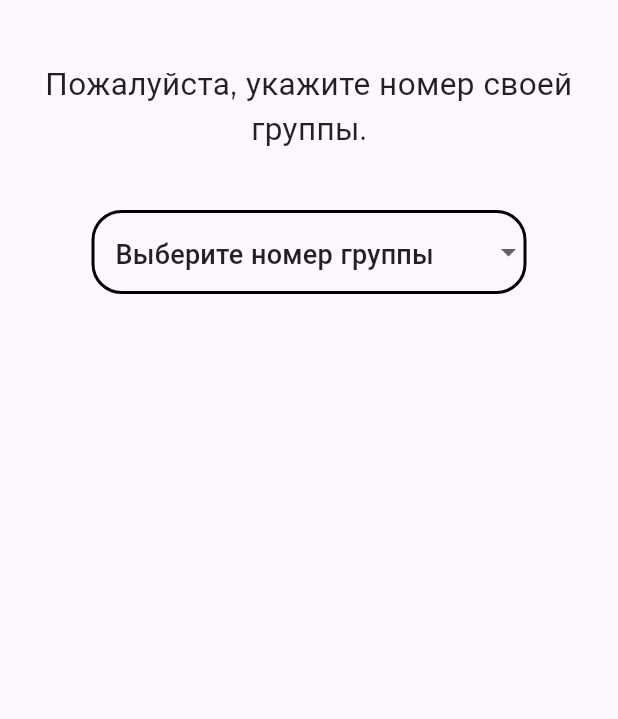
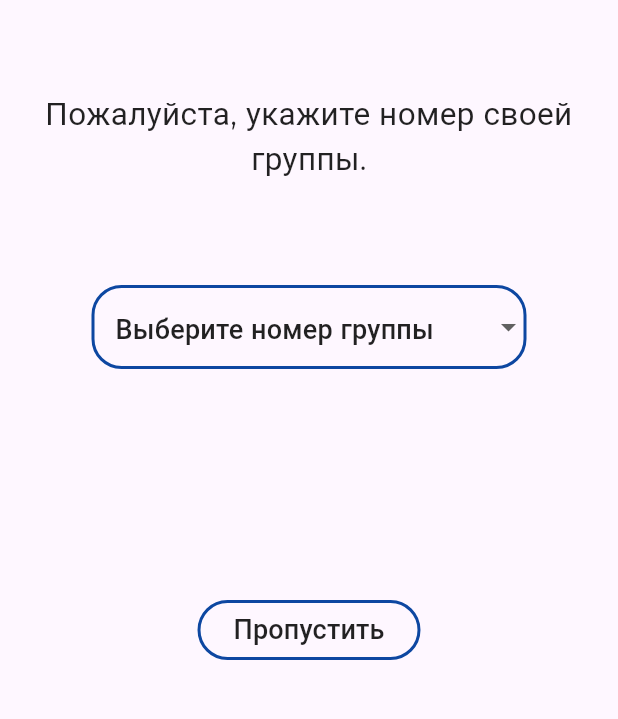
Before and after one commit to schlimmsten/Multitask, a Flutter app: the screen it shows after launch, on a phone screen of 412 x 824 dp, the part 279-998 px from its top. Run offline on Flutter 3.47's test engine with Material 3 defaults, Android fonts, the phone set to English and light mode, and no system bars; project files that could hold a hidden picture were left out.

Commit message:
Долгожданная КНОПКА))))

```diff
--- a/lib/dropdown/dropdown_menu.dart
+++ b/lib/dropdown/dropdown_menu.dart
@@ -1,5 +1,6 @@
 import 'package:flutter/material.dart';
 import '../text_style.dart';
+import 'package:multitask/screens/home_screen.dart' as hs;
 
 List<String> items = [
   'О721Б',
@@ -30,11 +31,11 @@ class _DropdownMenuState extends State<DropdownMenu> {
             decoration: InputDecoration(
               enabledBorder: OutlineInputBorder(
                 borderRadius: BorderRadius.circular(20),
-                borderSide: const BorderSide(color: Colors.black, width: 2),
+                borderSide: BorderSide(color: Colors.blue.shade900, width: 2),
               ),
               focusedBorder: OutlineInputBorder(
                 borderRadius: BorderRadius.circular(20),
-                borderSide: const BorderSide(color: Colors.black, width: 2),
+                borderSide: BorderSide(color: Colors.blue.shade900, width: 2),
               ),
             ),
             value: selectedItem,
--- a/lib/screens/home_screen.dart
+++ b/lib/screens/home_screen.dart
@@ -19,20 +19,31 @@ class HomeScreen extends StatelessWidget {
           padding: const EdgeInsets.only(top: 40, left: 10, right: 10),
           child: Column(
             children: [
-              Text(
-                "Приложение MultiTask поможет вам отслеживать задачи и расписание на день.",
+              Text("Приложение MultiTask поможет вам отслеживать задачи и расписание на день.",
                 textAlign: TextAlign.center,
                 style: mainTextStyle(),
               ),
-              const SizedBox(height: 40),
+              const SizedBox(height: 60),
               Text("Пожалуйста, укажите номер своей группы.",
-                  textAlign: TextAlign.center, style: mainTextStyle()),
-              const SizedBox(height: 40),
+                textAlign: TextAlign.center, style: mainTextStyle()),
+              const SizedBox(height: 70),
               const dp.DropdownMenu(),
-              const SizedBox(height: 40),
-              const Row(
-                children: [],
-              )
+              const SizedBox(height: 150),
+              const Button()
+              // const Row(
+              //   children: [
+              //     OutlinedButton(
+              //       child: Text("Пропустить",
+              //         style: mainTextStyle()),
+              //       style: OutlinedButton.styleFrom(
+              //         side: BorderSide(
+              //           color: Colors.black,
+              //         ),
+              //       ),
+              //       onPressed: ,
+              //     ),
+              //   ],
+              // )
             ],
           ),
         ),
@@ -40,3 +51,29 @@ class HomeScreen extends StatelessWidget {
       );
   }
 }
+
+class Button extends StatefulWidget {
+  const Button({super.key});
+
+  @override
+  State<Button> createState() => _ButtonState();
+}
+
+class _ButtonState extends State<Button> {
+  String text = 'Пропустить';
+  @override
+  Widget build(BuildContext context) {
+    return OutlinedButton(
+                style: OutlinedButton.styleFrom(
+                  side: BorderSide(
+                    color: Colors.blue.shade900,
+                    width: 2
+                  )
+                ),
+                onPressed: () {},
+                child: Text(text ,
+                  style: smallTextStyle(),
+                ),
+              );
+  }
+}
```
